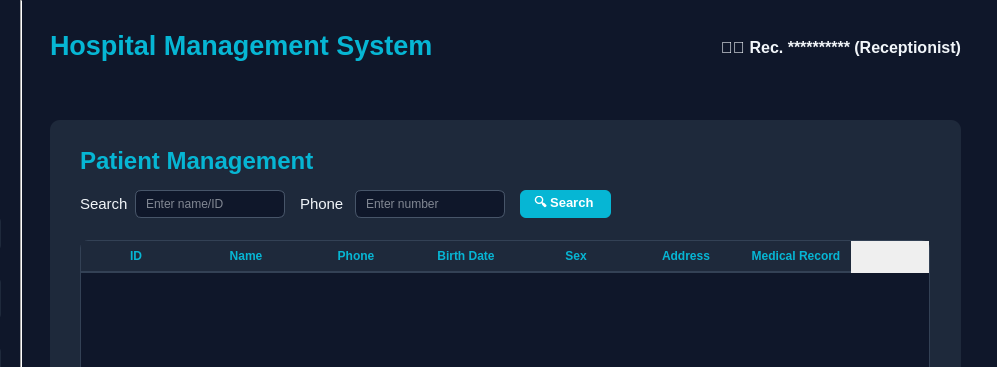
Before: the Qt Designer form ReceptionistWindow.ui in pvz2nghiaaa/HospitalManagement, drawn with Qt 5; both pictures show x 230 to 1227 and y 0 to 367 of the 1227 by 736 pixel window.
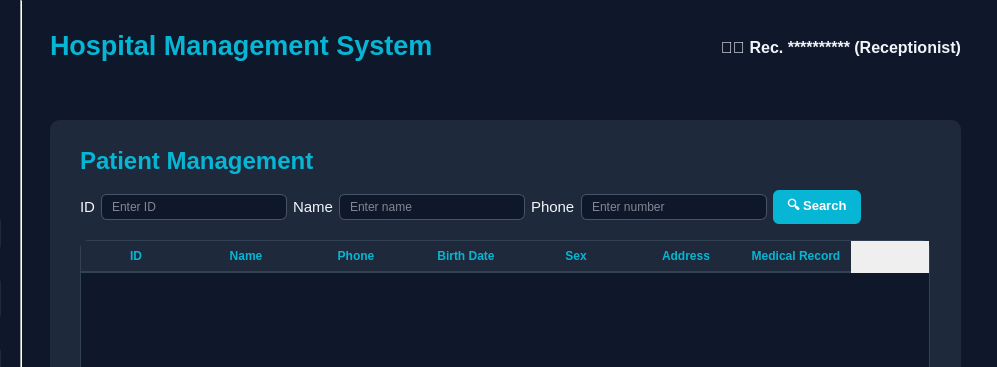
After: the same form once the commit is applied.

Commit message: fix: medical record UI

```diff
--- a/ReceptionistWindow.ui
+++ b/ReceptionistWindow.ui
@@ -335,81 +335,6 @@
         <string>Patient Management</string>
        </property>
       </widget>
-      <widget class="QLabel" name="label_17">
-       <property name="geometry">
-        <rect>
-         <x>30</x>
-         <y>70</y>
-         <width>50</width>
-         <height>28</height>
-        </rect>
-       </property>
-       <property name="font">
-        <font>
-         <pointsize>11</pointsize>
-        </font>
-       </property>
-       <property name="text">
-        <string>Search</string>
-       </property>
-      </widget>
-      <widget class="QLineEdit" name="txtSearch_4">
-       <property name="geometry">
-        <rect>
-         <x>85</x>
-         <y>70</y>
-         <width>150</width>
-         <height>28</height>
-        </rect>
-       </property>
-       <property name="placeholderText">
-        <string>Enter name/ID</string>
-       </property>
-      </widget>
-      <widget class="QLabel" name="label_33">
-       <property name="geometry">
-        <rect>
-         <x>250</x>
-         <y>70</y>
-         <width>50</width>
-         <height>28</height>
-        </rect>
-       </property>
-       <property name="font">
-        <font>
-         <pointsize>11</pointsize>
-        </font>
-       </property>
-       <property name="text">
-        <string>Phone</string>
-       </property>
-      </widget>
-      <widget class="QLineEdit" name="txtSearch_6">
-       <property name="geometry">
-        <rect>
-         <x>305</x>
-         <y>70</y>
-         <width>150</width>
-         <height>28</height>
-        </rect>
-       </property>
-       <property name="placeholderText">
-        <string>Enter number</string>
-       </property>
-      </widget>
-      <widget class="QPushButton" name="btnSearch_4">
-       <property name="geometry">
-        <rect>
-         <x>470</x>
-         <y>70</y>
-         <width>91</width>
-         <height>28</height>
-        </rect>
-       </property>
-       <property name="text">
-        <string>🔍 Search</string>
-       </property>
-      </widget>
       <widget class="QTableWidget" name="tblPatient">
        <property name="geometry">
         <rect>
@@ -491,6 +416,85 @@
         </property>
        </widget>
       </widget>
+      <widget class="QWidget" name="">
+       <property name="geometry">
+        <rect>
+         <x>30</x>
+         <y>70</y>
+         <width>781</width>
+         <height>34</height>
+        </rect>
+       </property>
+       <layout class="QHBoxLayout" name="horizontalLayout">
+        <item>
+         <widget class="QLabel" name="label_17">
+          <property name="font">
+           <font>
+            <pointsize>11</pointsize>
+           </font>
+          </property>
+          <property name="text">
+           <string>ID</string>
+          </property>
+         </widget>
+        </item>
+        <item>
+         <widget class="QLineEdit" name="txtSearch_4">
+          <property name="placeholderText">
+           <string>Enter ID</string>
+          </property>
+         </widget>
+        </item>
+        <item>
+         <widget class="QLabel" name="label_33">
+          <property name="font">
+           <font>
+            <pointsize>11</pointsize>
+           </font>
+          </property>
+          <property name="text">
+           <string>Name</string>
+          </property>
+         </widget>
+        </item>
+        <item>
+         <widget class="QLineEdit" name="txtSearch_6">
+          <property name="text">
+           <string/>
+          </property>
+          <property name="placeholderText">
+           <string>Enter name</string>
+          </property>
+         </widget>
+        </item>
+        <item>
+         <widget class="QLabel" name="label_44">
+          <property name="font">
+           <font>
+            <pointsize>11</pointsize>
+           </font>
+          </property>
+          <property name="text">
+           <string>Phone</string>
+          </property>
+         </widget>
+        </item>
+        <item>
+         <widget class="QLineEdit" name="txtSearch_9">
+          <property name="placeholderText">
+           <string>Enter number</string>
+          </property>
+         </widget>
+        </item>
+        <item>
+         <widget class="QPushButton" name="btnSearch_4">
+          <property name="text">
+           <string>🔍 Search</string>
+          </property>
+         </widget>
+        </item>
+       </layout>
+      </widget>
      </widget>
     </widget>
     <widget class="QWidget" name="pageMedicalRecord">
```
Left out of the diff: 3 changed lines with no effect on the pictures.
